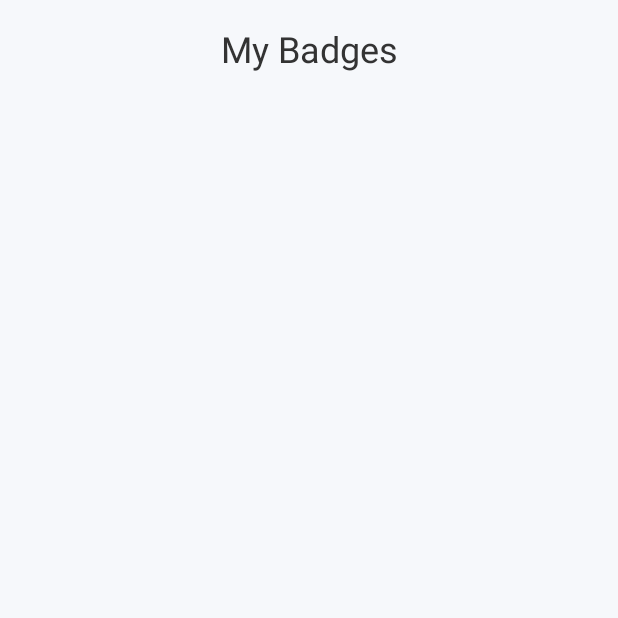
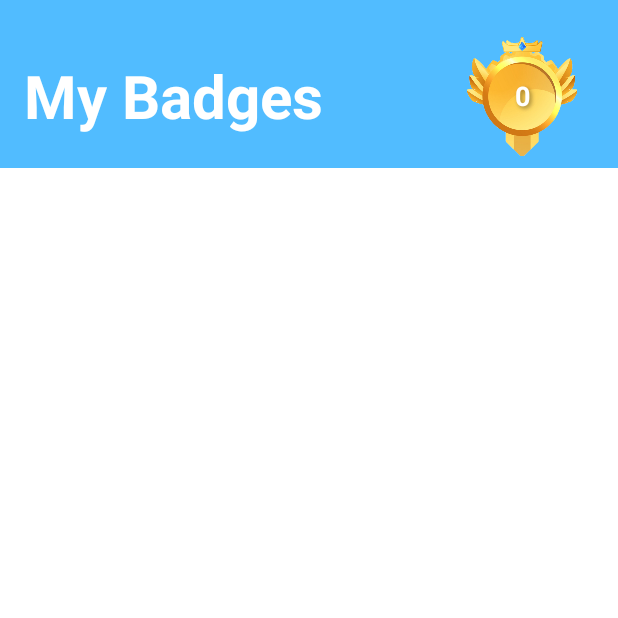
Before and after one commit to martin0925/Virtual-Collectibles-for-Tourist, an Android app: the BadgeActivity screen opened directly, with no data from a screen before it, on a phone screen of 412 x 824 dp, the top half of it. Run offline under Robolectric (Android 15) with nearby library versions, the phone set to English and light mode, and no system bars; our stand-ins replace Room's generated code; pictures from the network do not load.

Commit message:
Page for collected badges, first idea, no of collected is in medal, flags color differ by rarity

```diff
--- a/app/src/main/java/com/example/virtualcollectiblesfortourist/BadgeActivity.kt
+++ b/app/src/main/java/com/example/virtualcollectiblesfortourist/BadgeActivity.kt
@@ -3,6 +3,7 @@ package com.example.virtualcollectiblesfortourist
 import android.graphics.Color
 import android.os.Bundle
 import android.view.View
+import android.widget.TextView
 import androidx.appcompat.app.AppCompatActivity
 import androidx.lifecycle.lifecycleScope
 import androidx.recyclerview.widget.GridLayoutManager
@@ -23,6 +24,8 @@ class BadgeActivity : AppCompatActivity() {
         val recyclerView = findViewById<RecyclerView>(R.id.badgeRecyclerView)
         recyclerView.layoutManager = GridLayoutManager(this, 2)
 
+        val totalBadgesText = findViewById<TextView>(R.id.collectedBadgesCount)
+
         // Load collected badges from database
         lifecycleScope.launch(Dispatchers.IO) {
             val database = AppDatabase.getDatabase(applicationContext)
@@ -31,6 +34,9 @@ class BadgeActivity : AppCompatActivity() {
             withContext(Dispatchers.Main) {
                 val adapter = BadgeAdapter(collectedPlaces)
                 recyclerView.adapter = adapter
+
+                // Aktualizuj počet badge
+                totalBadgesText.text = "${collectedPlaces.size}"
             }
         }
     }
@@ -43,5 +49,4 @@ class BadgeActivity : AppCompatActivity() {
             statusBarColor = Color.TRANSPARENT
         }
     }
-
 }
--- /dev/null
+++ b/app/src/main/res/drawable/badge_ribbon.xml
@@ -0,0 +1,2 @@
+<shape xmlns:android="http://schemas.android.com/apk/res/android" android:shape="rectangle">
+</shape>
--- a/app/src/main/res/layout/activity_badges.xml
+++ b/app/src/main/res/layout/activity_badges.xml
@@ -1,31 +1,79 @@
-<?xml version="1.0" encoding="utf-8"?>
-<androidx.constraintlayout.widget.ConstraintLayout xmlns:android="http://schemas.android.com/apk/res/android"
+<androidx.constraintlayout.widget.ConstraintLayout
+    xmlns:android="http://schemas.android.com/apk/res/android"
+    xmlns:app="http://schemas.android.com/apk/res-auto"
     android:layout_width="match_parent"
-    android:layout_height="match_parent">
+    android:layout_height="match_parent"
+    android:background="@color/white">
 
+    <!-- Title and badge count section -->
     <LinearLayout
-        android:orientation="vertical"
+        android:id="@+id/titleAndBadgeSection"
         android:layout_width="match_parent"
-        android:layout_height="match_parent"
-        android:background="#F6F8FB">
+        android:layout_height="wrap_content"
+        android:background="@color/light_blue"
+        android:orientation="horizontal"
+        android:gravity="center_vertical"
+        android:paddingHorizontal="16dp"
+        android:paddingTop="24dp"
+        android:paddingBottom="8dp"
+        app:layout_constraintTop_toTopOf="parent"
+        app:layout_constraintStart_toStartOf="parent"
+        app:layout_constraintEnd_toEndOf="parent">
 
+        <!-- Title TextView for "My Badges" -->
         <TextView
-            android:id="@+id/title"
-            android:layout_width="match_parent"
+            android:id="@+id/myBadgesTitle"
+            android:layout_width="0dp"
             android:layout_height="wrap_content"
-            android:gravity="center"
-            android:padding="16dp"
+            android:layout_weight="1"
             android:text="My Badges"
-            android:textSize="24sp"
-            android:textColor="#333333" />
+            android:textColor="@android:color/white"
+            android:textSize="40sp"
+            android:textStyle="bold" />
 
-        <androidx.recyclerview.widget.RecyclerView
-            android:id="@+id/badgeRecyclerView"
-            android:layout_width="match_parent"
-            android:layout_height="match_parent"
-            android:padding="16dp"
-            android:clipToPadding="false" />
+        <!-- Badge count with medal -->
+        <FrameLayout
+            android:id="@+id/medalWithCount"
+            android:layout_width="80dp"
+            android:layout_height="80dp"
+            android:layout_marginStart="8dp"
+            android:layout_marginEnd="8dp">
+
+            <!-- Medal background -->
+            <ImageView
+                android:id="@+id/medalIcon"
+                android:layout_width="match_parent"
+                android:layout_height="match_parent"
+                android:src="@drawable/bg_medal"/>
+
+            <!-- Badge count text -->
+            <TextView
+                android:id="@+id/collectedBadgesCount"
+                android:layout_width="match_parent"
+                android:layout_height="match_parent"
+                android:gravity="center"
+                android:text="9"
+                android:textSize="18sp"
+                android:textColor="@android:color/white"
+                android:textStyle="bold"
+                android:shadowColor="#66000000"
+                android:shadowDx="2"
+                android:shadowDy="2"
+                android:shadowRadius="3"
+            />
+
+        </FrameLayout>
     </LinearLayout>
 
+    <!-- RecyclerView for displaying badges -->
+    <androidx.recyclerview.widget.RecyclerView
+        android:id="@+id/badgeRecyclerView"
+        android:layout_width="0dp"
+        android:layout_height="0dp"
+        android:paddingHorizontal="16dp"
+        app:layout_constraintTop_toBottomOf="@id/titleAndBadgeSection"
+        app:layout_constraintBottom_toBottomOf="parent"
+        app:layout_constraintStart_toStartOf="parent"
+        app:layout_constraintEnd_toEndOf="parent" />
 
 </androidx.constraintlayout.widget.ConstraintLayout>
```
Also changed, not shown: app/src/main/java/com/example/virtualcollectiblesfortourist/BadgeAdapter.kt (+13 -3 lines), app/src/main/res/drawable/card_background_gradient.xml (added, +7 -0 lines), app/src/main/res/layout/badge_item.xml (+68 -20 lines), app/src/main/res/drawable/bg_medal.png (added).
